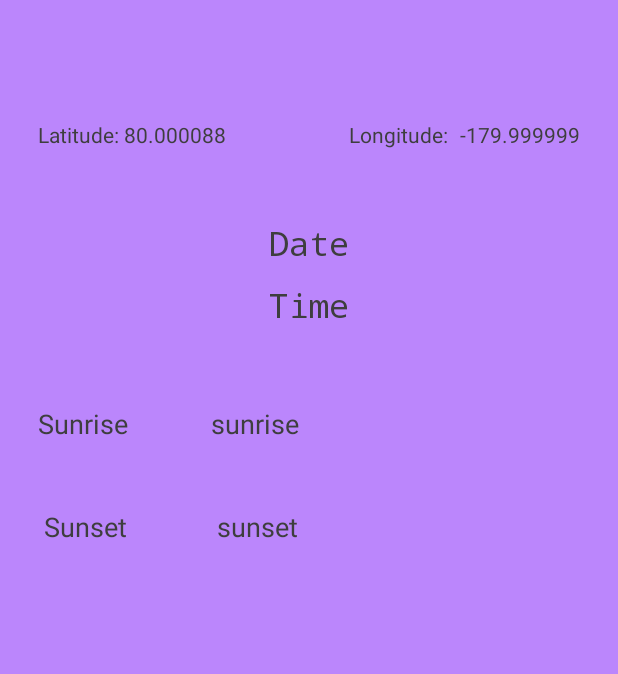
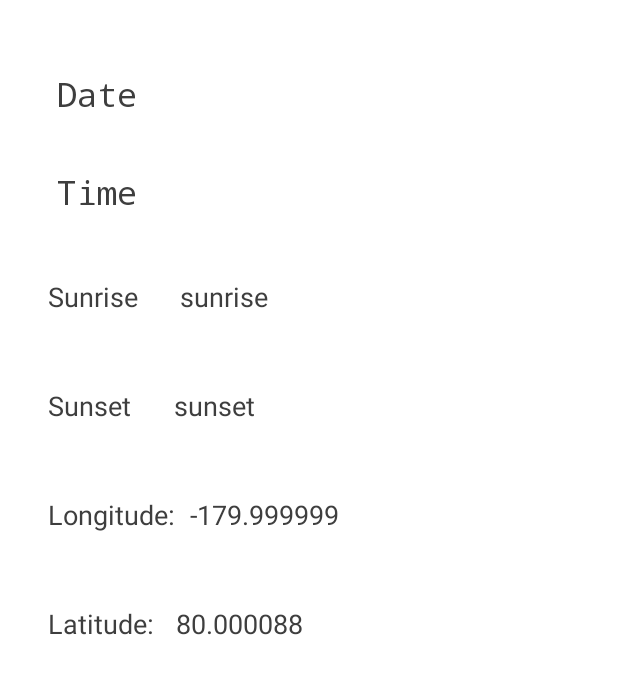
Before and after one commit to ricktang1992/CST2335Final, an Android app: the layout sun_details_layout.xml on its own in the app's theme, with its tools: preview values and no code run, on a phone screen of 412 x 824 dp. Shown: the top 674 px of the screen. Run offline under Robolectric (Android 15) with nearby library versions, the phone set to English and light mode, and no system bars.

Commit message:
up 12-05 2.54AM

```diff
--- a/app/src/main/java/algonquin/cst2335/cst2355final/tianjiaosun/SunDetailsFragment.java
+++ b/app/src/main/java/algonquin/cst2335/cst2355final/tianjiaosun/SunDetailsFragment.java
@@ -50,7 +50,7 @@ public class SunDetailsFragment extends Fragment {
         Date currentDate = Calendar.getInstance().getTime();
 
         // Format the date
-        SimpleDateFormat dateFormat = new SimpleDateFormat("EEE, dd-MMM-yyyy", Locale.getDefault());
+        SimpleDateFormat dateFormat = new SimpleDateFormat("yyyy-MMM-dd", Locale.getDefault());
         String formattedDate = dateFormat.format(currentDate);
 
         // Format the time
@@ -58,8 +58,8 @@ public class SunDetailsFragment extends Fragment {
         String formattedTime = timeFormat.format(currentDate);
 
         //set the text views:
-        binding.sunDateDetailTitle.setText(formattedDate);
-        binding.sunTimeDetailTitle.setText(formattedTime);
+        binding.sunDateDetailTitle.setText("Date:"+formattedDate);
+        binding.sunTimeDetailTitle.setText("Time:"+formattedTime);
 
         return binding.getRoot();
     }
--- a/app/src/main/res/layout/sun_details_layout.xml
+++ b/app/src/main/res/layout/sun_details_layout.xml
@@ -4,36 +4,38 @@
     xmlns:tools="http://schemas.android.com/tools"
     android:layout_width="match_parent"
     android:layout_height="match_parent"
-    android:background="@color/my_primary">
+    android:background="@color/white">
+
 
     <TextView
         android:id="@+id/sun_date_detail_title"
         android:layout_width="wrap_content"
         android:layout_height="wrap_content"
+        android:layout_marginStart="32dp"
         android:layout_marginTop="48dp"
-        android:background="@color/my_primary"
+        android:background="@color/white"
         android:fontFamily="monospace"
         android:paddingLeft="6dp"
         android:paddingRight="6dp"
         android:text="Date"
         android:textAppearance="@style/TextAppearance.AppCompat.Large"
-        app:layout_constraintEnd_toEndOf="parent"
+        android:textSize="22dp"
         app:layout_constraintStart_toStartOf="parent"
-        app:layout_constraintTop_toBottomOf="@+id/sun_lng_title"
+        app:layout_constraintTop_toTopOf="parent"
         tools:text="@tools:sample/date/ddmmyy" />
 
     <TextView
         android:id="@+id/sun_time_detail_title"
         android:layout_width="wrap_content"
         android:layout_height="wrap_content"
-        android:layout_marginTop="12dp"
-        android:background="@color/my_primary"
+        android:layout_marginTop="36dp"
+        android:background="@color/white"
         android:fontFamily="monospace"
         android:paddingLeft="6dp"
         android:paddingRight="6dp"
         android:text="Time"
         android:textAppearance="@style/TextAppearance.AppCompat.Large"
-        app:layout_constraintEnd_toEndOf="@+id/sun_date_detail_title"
+        android:textSize="22dp"
         app:layout_constraintStart_toStartOf="@+id/sun_date_detail_title"
         app:layout_constraintTop_toBottomOf="@+id/sun_date_detail_title" />
 
@@ -41,23 +43,21 @@
         android:id="@+id/sun_sunrise_title"
         android:layout_width="wrap_content"
         android:layout_height="wrap_content"
-        android:layout_marginStart="25dp"
-        android:layout_marginTop="52dp"
-
+        android:layout_marginTop="108dp"
         android:text="@string/sunrise_title"
         android:textAppearance="@style/TextAppearance.AppCompat.Medium"
-        app:layout_constraintStart_toStartOf="parent"
-        app:layout_constraintTop_toBottomOf="@+id/sun_time_detail_title" />
-
+        android:textSize="18dp"
+        app:layout_constraintStart_toStartOf="@+id/sun_date_detail_title"
+        app:layout_constraintTop_toBottomOf="@+id/sun_date_detail_title" />
 
     <TextView
         android:id="@+id/sun_sunset_title"
         android:layout_width="wrap_content"
         android:layout_height="wrap_content"
-        android:layout_marginStart="4dp"
-        android:layout_marginTop="44dp"
+        android:layout_marginTop="48dp"
         android:text="@string/sunset_title"
         android:textAppearance="@style/TextAppearance.AppCompat.Medium"
+        android:textSize="18dp"
         app:layout_constraintStart_toStartOf="@+id/sun_sunrise_title"
         app:layout_constraintTop_toBottomOf="@+id/sun_sunrise_title" />
 
@@ -65,10 +65,10 @@
         android:id="@+id/sun_sunrise_detail"
         android:layout_width="wrap_content"
         android:layout_height="wrap_content"
-        android:layout_marginStart="55dp"
+        android:layout_marginStart="28dp"
         android:text="sunrise"
         android:textAppearance="@style/TextAppearance.AppCompat.Medium"
-        app:layout_constraintBottom_toBottomOf="@+id/sun_sunrise_title"
+        android:textSize="18dp"
         app:layout_constraintStart_toEndOf="@+id/sun_sunrise_title"
         app:layout_constraintTop_toTopOf="@+id/sun_sunrise_title" />
 
@@ -76,52 +76,59 @@
         android:id="@+id/sun_sunset_detail"
         android:layout_width="wrap_content"
         android:layout_height="wrap_content"
-        android:layout_marginStart="4dp"
-        android:layout_marginTop="44dp"
+        android:layout_marginStart="24dp"
         android:text="sunset"
         android:textAppearance="@style/TextAppearance.AppCompat.Medium"
-        app:layout_constraintStart_toStartOf="@+id/sun_sunrise_detail"
-        app:layout_constraintTop_toBottomOf="@+id/sun_sunrise_detail" />
+        android:textSize="18dp"
+        app:layout_constraintStart_toEndOf="@+id/sun_sunrise_title"
+        app:layout_constraintTop_toTopOf="@+id/sun_sunset_title" />
 
     <TextView
         android:id="@+id/sun_lat_title"
         android:layout_width="wrap_content"
         android:layout_height="wrap_content"
-        android:layout_marginTop="80dp"
+        android:layout_marginTop="48dp"
         android:text="Latitude: "
         android:textAppearance="@style/TextAppearance.AppCompat.Small"
-        app:layout_constraintStart_toStartOf="@+id/sun_sunrise_title"
-        app:layout_constraintTop_toTopOf="parent" />
+        android:textSize="18dp"
+        app:layout_constraintStart_toStartOf="@+id/sun_lng_title"
+        app:layout_constraintTop_toBottomOf="@+id/sun_lng_title" />
 
     <TextView
         android:id="@+id/sun_lat_detail"
         android:layout_width="wrap_content"
         android:layout_height="wrap_content"
+        android:layout_marginStart="10dp"
         android:text="80.000088"
         android:textAppearance="@style/TextAppearance.AppCompat.Small"
+        android:textSize="18dp"
         app:layout_constraintBottom_toBottomOf="@+id/sun_lat_title"
         app:layout_constraintStart_toEndOf="@+id/sun_lat_title"
-        app:layout_constraintTop_toTopOf="@+id/sun_lat_title" />
+        app:layout_constraintTop_toTopOf="@+id/sun_lat_title"
+        app:layout_constraintVertical_bias="1.0" />
 
     <TextView
         android:id="@+id/sun_lng_title"
         android:layout_width="wrap_content"
         android:layout_height="wrap_content"
-        android:layout_marginEnd="8dp"
+        android:layout_marginStart="32dp"
+        android:layout_marginTop="48dp"
         android:text="Longitude:"
         android:textAppearance="@style/TextAppearance.AppCompat.Small"
-        app:layout_constraintEnd_toStartOf="@+id/sun_lng_detail"
-        app:layout_constraintTop_toTopOf="@+id/sun_lat_title" />
+        android:textSize="18dp"
+        app:layout_constraintStart_toStartOf="parent"
+        app:layout_constraintTop_toBottomOf="@+id/sun_sunset_title" />
 
     <TextView
         android:id="@+id/sun_lng_detail"
         android:layout_width="wrap_content"
         android:layout_height="wrap_content"
-        android:layout_marginEnd="25dp"
+        android:layout_marginStart="10dp"
         android:text="-179.999999"
         android:textAppearance="@style/TextAppearance.AppCompat.Small"
+        android:textSize="18dp"
         app:layout_constraintBottom_toBottomOf="@+id/sun_lng_title"
-        app:layout_constraintEnd_toEndOf="parent"
+        app:layout_constraintStart_toEndOf="@+id/sun_lng_title"
         app:layout_constraintTop_toTopOf="@+id/sun_lng_title" />
 
 </androidx.constraintlayout.widget.ConstraintLayout>
--- a/app/src/main/res/menu/sun_detail_menu.xml
+++ b/app/src/main/res/menu/sun_detail_menu.xml
@@ -21,7 +21,7 @@
     <item
         android:id="@+id/favoriteSun"
         android:icon="@drawable/save"
-        android:title="saved" />
+        android:title="@string/tianjiaosaveButton" />
 
     <item
         android:id="@+id/saveSun"
--- a/app/src/main/res/values/strings.xml
+++ b/app/src/main/res/values/strings.xml
@@ -118,7 +118,7 @@
     <string name="favButton">Favorite List</string>
 
 
-
+    <string name="tianjiaosaveButton">savied list</string>
 
 
 
```
Also changed, not shown: 1 other file.
